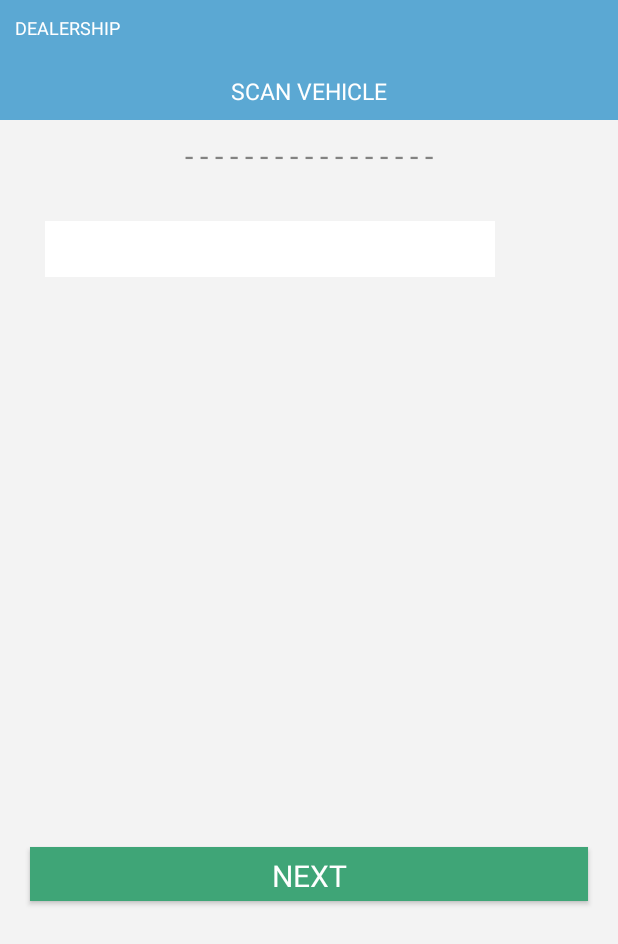
After one commit to gilbertgit/UnisonScanner, an Android app: the StockActivity screen opened directly, with no data from a screen before it, on a phone screen of 412 x 824 dp. The commit adds this screen. Shown: the top 944 px of the screen. Run offline under Robolectric (Android 15) with nearby library versions, the phone set to English and light mode, and no system bars; 4 statements that could not run were skipped.

Commit message:
Added ability for users to add stock numbers

```diff
--- a/app/build.gradle
+++ b/app/build.gradle
@@ -8,8 +8,8 @@ android {
         applicationId "com.cphandheld.unisonscanner"
         minSdkVersion 19
         targetSdkVersion 19
-        versionCode 4
-        versionName "1.4"
+        versionCode 5
+        versionName "1.5"
     }
     compileOptions {
         sourceCompatibility JavaVersion.VERSION_1_7
--- a/app/src/main/java/com/cphandheld/unisonscanner/BinActivity.java
+++ b/app/src/main/java/com/cphandheld/unisonscanner/BinActivity.java
@@ -82,8 +82,6 @@ public class BinActivity extends HeaderActivity {
         else
         {
             GetBinsDB();
-            //Toast.makeText(getApplicationContext(), "Cached data loaded.", Toast.LENGTH_SHORT).show();
-            //Toast.makeText(getApplicationContext(), "Please check your internet connection.", Toast.LENGTH_SHORT).show();
         }
     }
 
--- a/app/src/main/java/com/cphandheld/unisonscanner/CurrentContext.java
+++ b/app/src/main/java/com/cphandheld/unisonscanner/CurrentContext.java
@@ -19,6 +19,7 @@ public class CurrentContext implements Serializable
     String pathName;
     String notes;
     VehicleTicket vehicleTicket;
+    String Stock;
 
     CurrentContext() {
     }
--- a/app/src/main/java/com/cphandheld/unisonscanner/DBHelper.java
+++ b/app/src/main/java/com/cphandheld/unisonscanner/DBHelper.java
@@ -28,6 +28,7 @@ public class DBHelper extends SQLiteOpenHelper {
     public static final String VEHICLE_ENTRY_COLUMN_MAKE = "make";
     public static final String VEHICLE_ENTRY_COLUMN_MODEL = "model";
     public static final String VEHICLE_ENTRY_COLUMN_COLOR = "color";
+    public static final String VEHICLE_ENTRY_COLUMN_STOCK = "stock";
     public static final String VEHICLE_ENTRY_COLUMN_DATA = "data";
 
     public static final String VEHICLE_COLUMN_ID = "id";
--- a/app/src/main/java/com/cphandheld/unisonscanner/NotesActivity.java
+++ b/app/src/main/java/com/cphandheld/unisonscanner/NotesActivity.java
@@ -117,6 +117,7 @@ public class NotesActivity extends HeaderActivity {
         cip.UserId = Utilities.currentUser.userId;
         cip.StartPath = Utilities.currentContext.startPath;
         cip.Vehicle = Utilities.currentContext.vehicle;
+        cip.Vehicle.Stock = Utilities.currentContext.Stock;
 
         Gson gson = new Gson();
         String json = gson.toJson(cip);
@@ -229,6 +230,7 @@ public class NotesActivity extends HeaderActivity {
         int UserId;
         boolean StartPath;
         Vehicle Vehicle;
+        String Stock;
 
 
         CheckInPost() {
--- a/app/src/main/java/com/cphandheld/unisonscanner/PathActivity.java
+++ b/app/src/main/java/com/cphandheld/unisonscanner/PathActivity.java
@@ -362,6 +362,7 @@ public class PathActivity extends HeaderActivity
                 cip.UserId = Utilities.currentUser.userId;
                 cip.StartPath = Utilities.currentContext.startPath;
                 cip.Vehicle = Utilities.currentContext.vehicle;
+                cip.Vehicle.Stock = Utilities.currentContext.Stock;
 
                 Gson gson = new Gson();
                 String json = gson.toJson(cip);
@@ -413,6 +414,7 @@ public class PathActivity extends HeaderActivity
         Vehicle Vehicle;
 
 
+
         CheckInPost() {
         }
     }
--- /dev/null
+++ b/app/src/main/java/com/cphandheld/unisonscanner/StockActivity.java
@@ -0,0 +1,69 @@
+package com.cphandheld.unisonscanner;
+
+import android.content.Intent;
+import android.os.Bundle;
+import android.view.View;
+import android.widget.Button;
+import android.widget.EditText;
+import android.widget.TextView;
+
+/**
+ * Created by titan on 4/14/16.
+ */
+public class StockActivity extends HeaderActivity {
+
+    TextView textViewVin;
+    EditText editTextStock;
+    Button  buttonNext;
+    String origin;
+
+    @Override
+    public void onCreate(Bundle savedInstanceState) {
+        super.onCreate(savedInstanceState);
+        setContentView(R.layout.activity_stock);
+        setHeader(R.color.colorScanHeader, Utilities.currentUser.name, Utilities.currentContext.locationName, R.string.scan_header);
+
+        Intent intent = getIntent();
+        if (intent.hasExtra("origin"))
+            origin = intent.getStringExtra("origin");
+
+        textViewVin = (TextView) findViewById(R.id.textVIN);
+        textViewVin.setText(Utilities.currentContext.vehicle.VIN);
+        editTextStock = (EditText) findViewById(R.id.textStock);
+
+        editTextStock.setText(Utilities.currentContext.Stock);
+
+        buttonNext = (Button) findViewById(R.id.buttonNext);
+
+        buttonNext.setOnClickListener(new View.OnClickListener() {
+            @Override
+            public void onClick(View view) {
+                Intent intent = new Intent(StockActivity.this, BinActivity.class);
+                Utilities.currentContext.Stock = editTextStock.getText().toString();
+                startActivity(intent);
+            }
+        });
+    }
+
+    @Override
+    public void onBackPressed() {
+        Bundle b = new Bundle();
+        b.putString("back", "yes");
+        Intent i;
+
+        if (origin != null) {
+            if (origin.equals("vehicle_activity"))
+                i = new Intent(StockActivity.this, VehicleActivity.class);
+            else
+                i = new Intent(StockActivity.this, ScanActivity.class);
+        } else
+            i = new Intent(StockActivity.this, ScanActivity.class);
+
+        i.addFlags(Intent.FLAG_ACTIVITY_CLEAR_TOP);
+        i.putExtras(b);
+
+        //setResult(RESULT_OK, i);
+        // super.onBackPressed();
+        startActivityForResult(i, RESULT_OK);
+    }
+}
--- a/app/src/main/java/com/cphandheld/unisonscanner/Vehicle.java
+++ b/app/src/main/java/com/cphandheld/unisonscanner/Vehicle.java
@@ -12,6 +12,7 @@ public class Vehicle implements Serializable
     String Make;
     String Model;
     String Color;
+    String Stock;
 
     Vehicle() {
     }
--- /dev/null
+++ b/app/src/main/res/layout/activity_stock.xml
@@ -0,0 +1,53 @@
+<?xml version="1.0" encoding="utf-8"?>
+<RelativeLayout xmlns:android="http://schemas.android.com/apk/res/android"
+                xmlns:tools="http://schemas.android.com/tools"
+                android:layout_width="match_parent"
+                android:layout_height="match_parent"
+                android:background="@color/colorDefaultBg"
+                tools:context="com.cphandheld.unisonscanner.StockActivity">
+
+    <include layout="@layout/header"></include>
+
+    <TextView
+        android:id="@+id/textVIN"
+        android:layout_width="match_parent"
+        android:layout_height="wrap_content"
+        android:layout_marginTop="90dp"
+        android:gravity="center_horizontal"
+        android:text="@string/empty_vin"
+        android:fontFamily="Lato Medium"
+        android:textColor="@color/colorSubHeaderText"
+        android:textSize="20sp"
+        android:layout_marginRight="40dp"
+        android:layout_marginLeft="40dp"/>
+
+    <EditText
+        android:id="@+id/textStock"
+        android:layout_width="300dp"
+        android:layout_height="37dp"
+        android:layout_below="@+id/textVIN"
+        android:layout_marginTop="30dp"
+        android:layout_marginLeft="30dp"
+        android:background="#FFF"
+        android:inputType="textCapCharacters"
+        android:maxLength="20"
+        />
+
+    <Button
+        android:id="@+id/buttonNext"
+        android:layout_width="match_parent"
+        android:layout_height="36dp"
+        android:layout_below="@+id/textStock"
+        android:layout_marginTop="380dp"
+        android:padding="5dp"
+        android:gravity="center_horizontal"
+        android:fontFamily="Lato Regular"
+        android:background="@color/colorCheckInButton"
+        android:textColor="@android:color/white"
+        android:text="NEXT"
+        android:textSize="20sp"
+        android:layout_marginRight="20dp"
+        android:layout_marginLeft="20dp"/>
+
+
+</RelativeLayout>
```
Also changed, not shown: app/src/main/AndroidManifest.xml (+7 -2 lines), app/src/main/java/com/cphandheld/unisonscanner/OrganizationActivity.java (+25 -0 lines), app/src/main/java/com/cphandheld/unisonscanner/ScanActivity.java (+36 -11 lines), app/src/main/java/com/cphandheld/unisonscanner/VehicleActivity.java (+19 -5 lines), app/src/main/res/layout/activity_organization.xml (+13 -2 lines), 1 other file.
